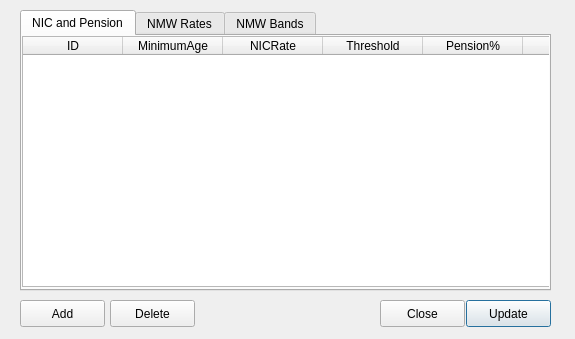
First picture: the form in payrollVariableUI.ui, repository phatfil/RotaPython, before the edit.
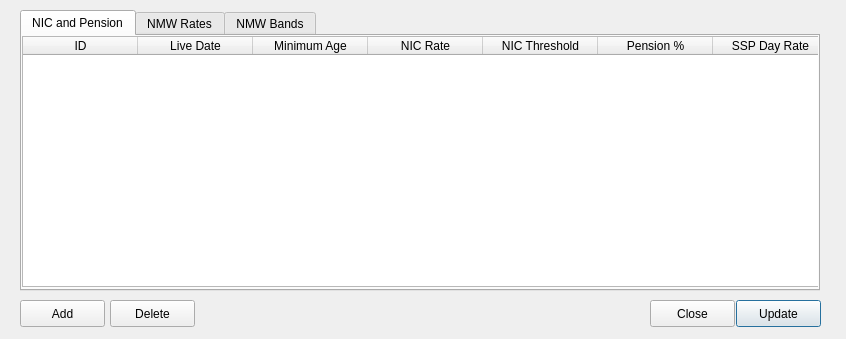
Second picture: the form after the edit. The open tabs and pages were chosen to show the change.

```diff
--- a/payrollVariableUI.ui
+++ b/payrollVariableUI.ui
@@ -6,7 +6,7 @@
    <rect>
     <x>0</x>
     <y>0</y>
-    <width>575</width>
+    <width>846</width>
     <height>339</height>
    </rect>
   </property>
@@ -18,7 +18,7 @@
     <rect>
      <x>20</x>
      <y>10</y>
-     <width>531</width>
+     <width>800</width>
      <height>281</height>
     </rect>
    </property>
@@ -34,7 +34,7 @@
       <rect>
        <x>0</x>
        <y>0</y>
-       <width>531</width>
+       <width>800</width>
        <height>251</height>
       </rect>
      </property>
@@ -50,6 +50,12 @@
      <property name="alternatingRowColors">
       <bool>true</bool>
      </property>
+     <property name="columnCount">
+      <number>8</number>
+     </property>
+     <attribute name="horizontalHeaderDefaultSectionSize">
+      <number>115</number>
+     </attribute>
      <column>
       <property name="text">
        <string>ID</string>
@@ -57,27 +63,37 @@
      </column>
      <column>
       <property name="text">
-       <string>MinimumAge</string>
+       <string>Live Date</string>
       </property>
      </column>
      <column>
       <property name="text">
-       <string>NICRate</string>
+       <string>Minimum Age</string>
       </property>
      </column>
      <column>
       <property name="text">
-       <string>Threshold</string>
+       <string>NIC Rate</string>
       </property>
      </column>
      <column>
       <property name="text">
-       <string>Pension%</string>
+       <string>NIC Threshold</string>
       </property>
      </column>
      <column>
       <property name="text">
-       <string>Date</string>
+       <string>Pension %</string>
+      </property>
+     </column>
+     <column>
+      <property name="text">
+       <string>SSP Day Rate</string>
+      </property>
+     </column>
+     <column>
+      <property name="text">
+       <string>SSP LEL</string>
       </property>
      </column>
     </widget>
@@ -186,7 +202,7 @@
   <widget class="QPushButton" name="updateBUT">
    <property name="geometry">
     <rect>
-     <x>466</x>
+     <x>736</x>
      <y>300</y>
      <width>85</width>
      <height>27</height>
@@ -231,7 +247,7 @@
   <widget class="QPushButton" name="closeBUT">
    <property name="geometry">
     <rect>
-     <x>380</x>
+     <x>650</x>
      <y>300</y>
      <width>85</width>
      <height>27</height>
```
Left out of the diff: 6 changed lines with no effect on the pictures.
